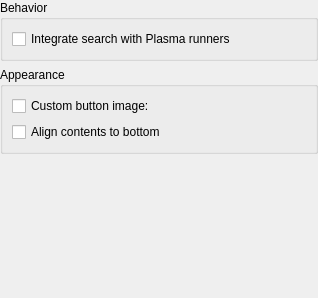
Above: kicker/package/contents/ui/config.ui from KDE/homerun before the change. Below: the same form after it.
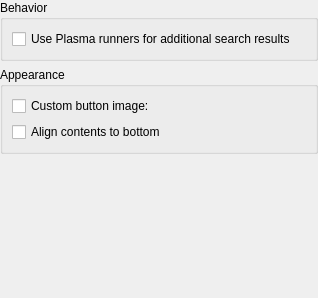
That is the form after the change. Custom widgets are drawn as their Qt base class.

```diff
--- a/kicker/package/contents/ui/config.ui
+++ b/kicker/package/contents/ui/config.ui
@@ -29,7 +29,7 @@
          <string>If this option is enabled, search may display additional columns with search results powered by certain KRunner plugins, such as &quot;Bookmarks&quot; and &quot;Desktop Search&quot;.</string>
         </property>
         <property name="text">
-         <string>Integrate search with Plasma runners</string>
+         <string>Use Plasma runners for additional search results</string>
         </property>
        </widget>
       </item>
```
Left out of the diff: 2 changed lines with no effect on the pictures.
